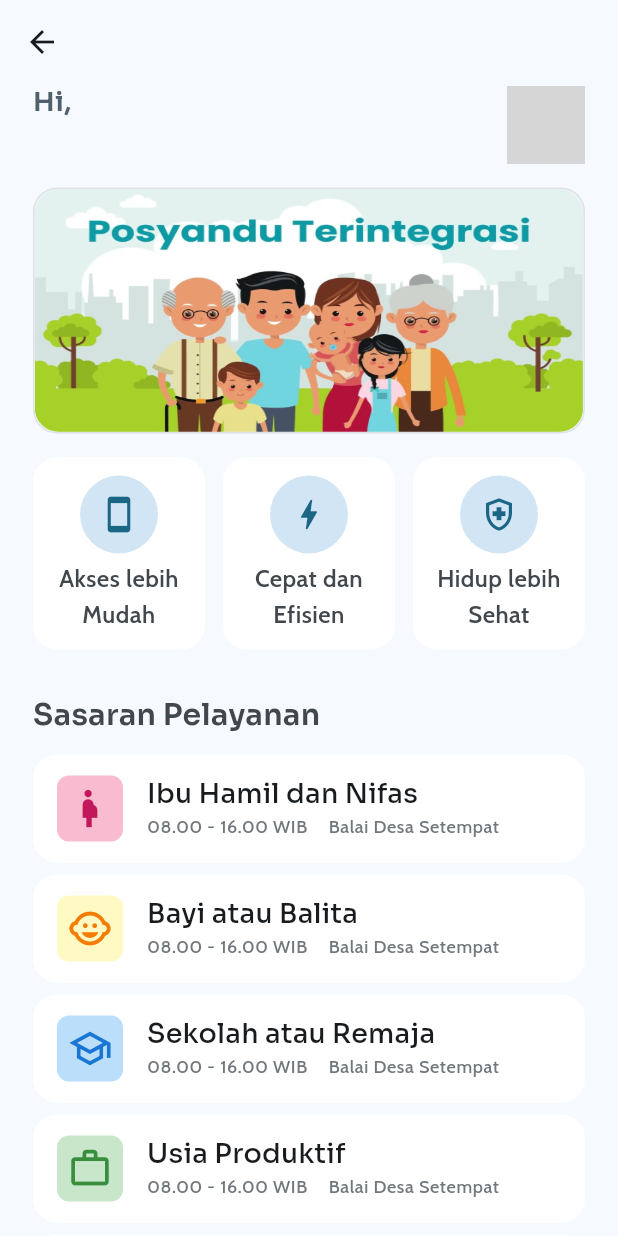
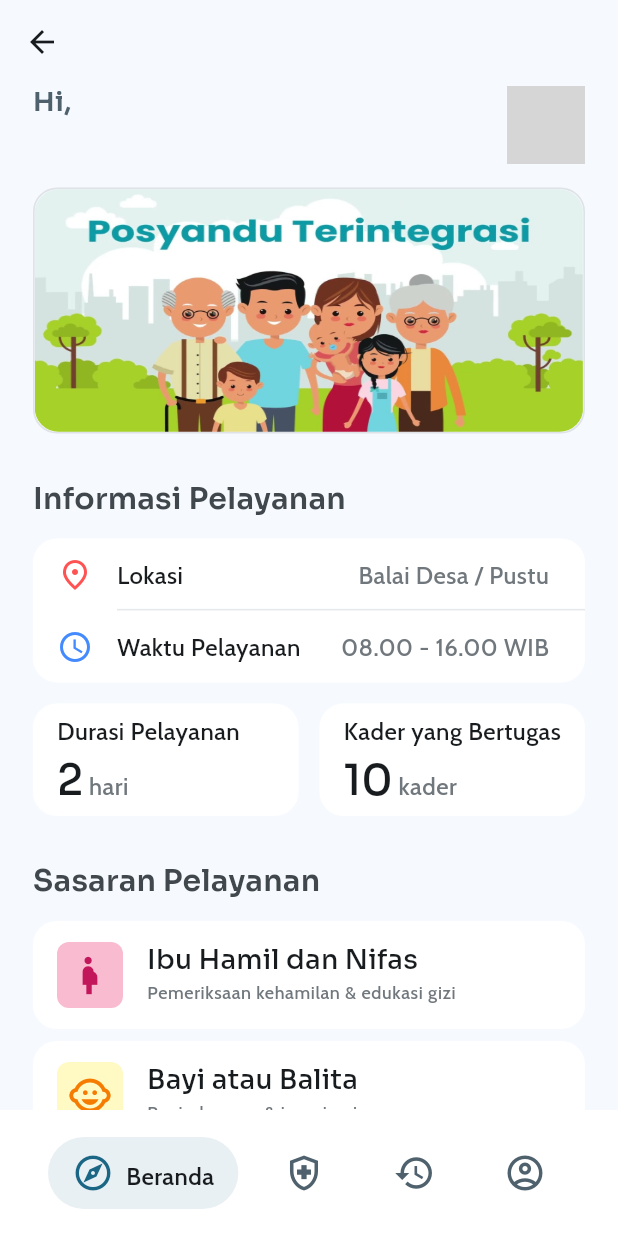
Before and after one commit to Vrynd/Sidipo_apps, a Flutter app: the screen it shows after launch, after a tap on "Lupa Password?", on a phone screen of 412 x 824 dp. Run offline on Flutter 3.47's test engine with Material 3 defaults, Android fonts, the light colour scheme and no system bars; drawn by our look-alikes of salomon_bottom_bar; our stand-ins replace cloud_firestore, firebase_auth, firebase_core, google_fonts, shared_preferences; accounts and stored records are empty; network calls fail; grey boxes are pictures that could not be loaded.

Commit message:
Memperbaiki user interface pada menu home

```diff
--- a/lib/main.dart
+++ b/lib/main.dart
@@ -2,6 +2,7 @@ import 'package:firebase_auth/firebase_auth.dart';
 import 'package:firebase_core/firebase_core.dart';
 import 'package:flutter/material.dart';
 import 'package:posyandu_digital_app/firebase_options.dart';
+import 'package:posyandu_digital_app/provider/bottom_navbar_provider.dart';
 import 'package:posyandu_digital_app/provider/firebase_auth_provider.dart';
 import 'package:posyandu_digital_app/provider/shared_preference_provider.dart';
 import 'package:posyandu_digital_app/provider/show_password_provider.dart';
@@ -12,7 +13,7 @@ import 'package:posyandu_digital_app/themes/theme.apps.dart';
 import 'package:posyandu_digital_app/ui/screens/auth/forgot_password_screen.dart';
 import 'package:posyandu_digital_app/ui/screens/auth/login_screen.dart';
 import 'package:posyandu_digital_app/ui/screens/auth/register_screen.dart';
-import 'package:posyandu_digital_app/ui/screens/home/home_screen.dart';
+import 'package:posyandu_digital_app/ui/screens/navigation_screen.dart';
 import 'package:provider/provider.dart';
 import 'package:shared_preferences/shared_preferences.dart';
 
@@ -36,7 +37,8 @@ void main() async {
           create: (context) =>
               SharedPreferenceProvider(context.read<SharedPreferenceService>()),
         ),
-        ChangeNotifierProvider(create: (context) => ShowPasswordProvider())
+        ChangeNotifierProvider(create: (context) => ShowPasswordProvider()),
+        ChangeNotifierProvider(create: (context) => BottomNavBarProvider()),
       ],
       child: MyApp(),
     ),
@@ -60,7 +62,7 @@ class MyApp extends StatelessWidget {
         RouteScreen.register.name: (context) => const RegisterScreen(),
         RouteScreen.forgotPassword.name: (context) =>
             const ForgotPasswordScreen(),
-        RouteScreen.home.name: (context) => const HomeScreen(),
+        RouteScreen.home.name: (context) => const NavigationScreen(),
       },
     );
   }
--- /dev/null
+++ b/lib/provider/bottom_navbar_provider.dart
@@ -0,0 +1,12 @@
+import 'package:flutter/widgets.dart';
+
+class BottomNavBarProvider with ChangeNotifier {
+  int _selectedIndex = 0;
+
+  int get selectedIndex => _selectedIndex;
+
+  void setSelectedIndex(int index) {
+    _selectedIndex = index;
+    notifyListeners();
+  }
+}
--- a/lib/ui/screens/home/home_screen.dart
+++ b/lib/ui/screens/home/home_screen.dart
@@ -2,9 +2,9 @@ import 'package:flutter/material.dart';
 import 'package:posyandu_digital_app/provider/firebase_auth_provider.dart';
 import 'package:posyandu_digital_app/ui/custom/scaffold_custom.dart';
 import 'package:posyandu_digital_app/ui/widget/main/banner_app.dart';
-import 'package:posyandu_digital_app/ui/widget/main/feature_app.dart';
 import 'package:posyandu_digital_app/ui/widget/main/header_app.dart';
 import 'package:posyandu_digital_app/ui/widget/main/health_service_app.dart';
+import 'package:posyandu_digital_app/ui/widget/main/info_service_app.dart';
 import 'package:provider/provider.dart';
 
 class HomeScreen extends StatefulWidget {
@@ -73,27 +73,55 @@ class _HomeScreenState extends State<HomeScreen> {
           ),
         ),
       ),
-      body: ListView(
+      body: ScrollConfiguration(
+        behavior: const ScrollBehavior().copyWith(
+          overscroll: false,
+          physics: BouncingScrollPhysics(),
+        ),
+        child: ListView(
           controller: _scrollController,
-        padding: EdgeInsets.only(top: 0, left: 22, right: 22, bottom: 100),
+          padding: EdgeInsets.only(top: 0, left: 22, right: 22, bottom: 30),
           children: [
             HeaderApp(username: _getUsername(), onAvatarTap: () {}),
             const SizedBox(height: 14),
 
             BannerApp(imagePath: 'assets/image/banner_posyandu.jpg'),
-          FeatureApp(
-            items: [
-              FeatureItem(
-                icon: Icons.smartphone_outlined,
-                title: 'Akses lebih Mudah',
+            const SizedBox(height: 30),
+
+            Text(
+              'Informasi Pelayanan',
+              style: Theme.of(context).textTheme.titleMedium?.copyWith(
+                fontSize: 20,
+                fontWeight: FontWeight.w600,
+                color: Theme.of(context).colorScheme.onSurfaceVariant,
               ),
-              FeatureItem(
-                icon: Icons.bolt_outlined,
-                title: 'Cepat dan Efisien',
             ),
-              FeatureItem(
-                icon: Icons.health_and_safety_outlined,
-                title: 'Hidup lebih Sehat',
+            const SizedBox(height: 14),
+            InfoServiceApp(
+              info: [
+                InfoItem(
+                  icon: Icons.place_outlined,
+                  iconColor: Colors.redAccent,
+                  title: 'Lokasi',
+                  value: 'Balai Desa / Pustu',
+                ),
+                InfoItem(
+                  icon: Icons.access_time_outlined,
+                  iconColor: Colors.blueAccent,
+                  title: 'Waktu Pelayanan',
+                  value: '08.00 - 16.00 WIB',
+                ),
+              ],
+              summary: [
+                SummaryItem(
+                  title: 'Durasi Pelayanan',
+                  number: '2',
+                  unit: 'hari',
+                ),
+                SummaryItem(
+                  title: 'Kader yang Bertugas',
+                  number: '10',
+                  unit: 'kader',
                 ),
               ],
             ),
@@ -113,46 +141,42 @@ class _HomeScreenState extends State<HomeScreen> {
                 ServiceItem(
                   icon: Icons.pregnant_woman_outlined,
                   title: 'Ibu Hamil dan Nifas',
-                time: '08.00 - 16.00 WIB',
-                location: 'Balai Desa Setempat',
+                  subtitle: 'Pemeriksaan kehamilan & edukasi gizi',
                   iconColor: Colors.pink.shade700,
                   backgroundColor: Colors.pink.shade100,
                 ),
                 ServiceItem(
                   icon: Icons.child_care_outlined,
                   title: 'Bayi atau Balita',
-                time: '08.00 - 16.00 WIB',
-                location: 'Balai Desa Setempat',
+                  subtitle: 'Penimbangan & imunisasi',
                   iconColor: Colors.orange.shade700,
                   backgroundColor: Colors.yellow.shade100,
                 ),
                 ServiceItem(
                   icon: Icons.school_outlined,
                   title: 'Sekolah atau Remaja',
-                time: '08.00 - 16.00 WIB',
-                location: 'Balai Desa Setempat',
+                  subtitle: 'Penyuluhan kesehatan reproduksi & pemeriksaan',
                   iconColor: Colors.blue.shade700,
                   backgroundColor: Colors.blue.shade100,
                 ),
                 ServiceItem(
                   icon: Icons.work_outline,
                   title: 'Usia Produktif',
-                time: '08.00 - 16.00 WIB',
-                location: 'Balai Desa Setempat',
+                  subtitle: 'Cek tekanan & kolesterol',
                   iconColor: Colors.green.shade700,
                   backgroundColor: Colors.green.shade100,
                 ),
                 ServiceItem(
                   icon: Icons.elderly,
                   title: 'Dewasa atau Lansia',
-                time: '08.00 - 16.00 WIB',
-                location: 'Balai Desa Setempat',
+                  subtitle: 'Pemeriksaan rutin & senam',
                   iconColor: Colors.purple.shade700,
                   backgroundColor: Colors.purple.shade100,
                 ),
               ],
             ),
           ],
+        ),
       ),
     );
   }
--- /dev/null
+++ b/lib/ui/screens/navigation_screen.dart
@@ -0,0 +1,84 @@
+import 'package:flutter/material.dart';
+import 'package:posyandu_digital_app/provider/bottom_navbar_provider.dart';
+import 'package:posyandu_digital_app/ui/custom/scaffold_custom.dart';
+import 'package:posyandu_digital_app/ui/screens/home/home_screen.dart';
+import 'package:provider/provider.dart';
+import 'package:salomon_bottom_bar/salomon_bottom_bar.dart';
+
+class NavigationScreen extends StatefulWidget {
+  const NavigationScreen({super.key});
+
+  @override
+  State<NavigationScreen> createState() => _NavigationScreenState();
+}
+
+class _NavigationScreenState extends State<NavigationScreen> {
+  @override
+  Widget build(BuildContext context) {
+    return Consumer<BottomNavBarProvider>(
+      builder: (context, nav, child) {
+        return ScaffoldCustom(
+          body: switch (nav.selectedIndex) {
+            0 => const HomeScreen(),
+
+            _ => const HomeScreen(),
+          },
+          bottomNavigationBar: SalomonBottomBar(
+            margin: const EdgeInsets.symmetric(horizontal: 32, vertical: 18),
+            backgroundColor: Theme.of(
+              context,
+            ).colorScheme.surfaceContainerLowest,
+            currentIndex: nav.selectedIndex,
+            onTap: (i) => nav.setSelectedIndex(i),
+            items: [
+              SalomonBottomBarItem(
+                icon: Icon(Icons.explore_outlined, size: 28),
+                title: Text(
+                  "Beranda",
+                  style: Theme.of(
+                    context,
+                  ).textTheme.bodyLarge?.copyWith(fontWeight: FontWeight.w600),
+                ),
+                selectedColor: Theme.of(context).colorScheme.primary,
+                unselectedColor: Theme.of(context).colorScheme.secondary,
+              ),
+              SalomonBottomBarItem(
+                icon: Icon(Icons.health_and_safety_outlined, size: 28),
+                title: Text(
+                  "Pemeriksaan",
+                  style: Theme.of(
+                    context,
+                  ).textTheme.bodyLarge?.copyWith(fontWeight: FontWeight.w600),
+                ),
+                selectedColor: Theme.of(context).colorScheme.primary,
+                unselectedColor: Theme.of(context).colorScheme.secondary,
+              ),
+              SalomonBottomBarItem(
+                icon: Icon(Icons.history_outlined, size: 28),
+                title: Text(
+                  "Warga",
+                  style: Theme.of(
+                    context,
+                  ).textTheme.bodyLarge?.copyWith(fontWeight: FontWeight.w600),
+                ),
+                selectedColor: Theme.of(context).colorScheme.primary,
+                unselectedColor: Theme.of(context).colorScheme.secondary,
+              ),
+              SalomonBottomBarItem(
+                icon: Icon(Icons.account_circle_outlined, size: 28),
+                title: Text(
+                  "Profile",
+                  style: Theme.of(
+                    context,
+                  ).textTheme.bodyLarge?.copyWith(fontWeight: FontWeight.w600),
+                ),
+                selectedColor: Theme.of(context).colorScheme.primary,
+                unselectedColor: Theme.of(context).colorScheme.secondary,
+              ),
+            ],
+          ),
+        );
+      },
+    );
+  }
+}
--- a/lib/ui/widget/main/banner_app.dart
+++ b/lib/ui/widget/main/banner_app.dart
@@ -3,13 +3,11 @@ import 'package:flutter/material.dart';
 class BannerApp extends StatelessWidget {
   final String imagePath;
   final double height;
-  final EdgeInsetsGeometry? margin;
 
   const BannerApp({
     super.key,
     required this.imagePath,
     this.height = 164,
-    this.margin,
   });
 
   @override
@@ -17,7 +15,6 @@ class BannerApp extends StatelessWidget {
     return Container(
       height: height,
       width: double.infinity,
-      margin: margin ?? const EdgeInsets.only(bottom: 16),
       decoration: BoxDecoration(
         border: Border.all(
           color: Theme.of(context).colorScheme.surfaceContainerHighest,
--- a/lib/ui/widget/main/health_service_app.dart
+++ b/lib/ui/widget/main/health_service_app.dart
@@ -3,16 +3,14 @@ import 'package:flutter/material.dart';
 class ServiceItem {
   final IconData icon;
   final String title;
-  final String time;
-  final String location;
+  final String subtitle;
   final Color iconColor;
   final Color backgroundColor;
 
   ServiceItem({
     required this.icon,
     required this.title,
-    required this.time,
-    required this.location,
+    required this.subtitle,
     required this.iconColor,
     required this.backgroundColor,
   });
@@ -28,6 +26,7 @@ class HealthServiceApp extends StatelessWidget {
   Widget build(BuildContext context) {
     return Column(
       crossAxisAlignment: CrossAxisAlignment.stretch,
+      mainAxisAlignment: MainAxisAlignment.center,
       children: List.generate(items.length * 2 - 1, (index) {
         if (index.isEven) {
           final item = items[index ~/ 2];
@@ -56,24 +55,12 @@ class HealthServiceApp extends StatelessWidget {
               item.title,
               style: Theme.of(context).textTheme.titleMedium,
             ),
-            subtitle: Row(
-              children: [
-                Text(
-                  item.time,
-                  style: Theme.of(context).textTheme.bodySmall?.copyWith(
-                    color: Theme.of(context).colorScheme.outline,
-                    fontWeight: FontWeight.w500,
-                  ),
-                ),
-                const SizedBox(width: 14),
-                Text(
-                  item.location,
-                  style: Theme.of(context).textTheme.bodySmall?.copyWith(
-                    color: Theme.of(context).colorScheme.outline,
-                    fontWeight: FontWeight.w500,
-                  ),
-                ),
-              ],
+            subtitle: Text(
+              item.subtitle,
+              style: Theme.of(context).textTheme.bodySmall?.copyWith(
+                color: Theme.of(context).colorScheme.outline,
+                fontWeight: FontWeight.w500,
+              ),
             ),
           );
         } else {
--- /dev/null
+++ b/lib/ui/widget/main/info_service_app.dart
@@ -0,0 +1,141 @@
+import 'package:flutter/material.dart';
+
+class InfoItem {
+  final IconData icon;
+  final Color iconColor;
+  final String title;
+  final String value;
+
+  InfoItem({
+    required this.icon,
+    required this.iconColor,
+    required this.title,
+    required this.value,
+  });
+}
+
+class SummaryItem {
+  final String title;
+  final String number;
+  final String unit;
+
+  SummaryItem({required this.title, required this.number, required this.unit});
+}
+
+class InfoServiceApp extends StatelessWidget {
+  final List<InfoItem> info;
+  final List<SummaryItem> summary;
+  final double spacing;
+
+  const InfoServiceApp({
+    super.key,
+    required this.info,
+    required this.summary,
+    this.spacing = 14,
+  });
+
+  @override
+  Widget build(BuildContext context) {
+    return Column(
+      crossAxisAlignment: CrossAxisAlignment.stretch,
+      mainAxisAlignment: MainAxisAlignment.center,
+      children: [
+        Container(
+          decoration: BoxDecoration(
+            color: Theme.of(context).colorScheme.surfaceContainerLowest,
+            borderRadius: BorderRadius.circular(16),
+          ),
+          child: Column(
+            children: List.generate(info.length * 2 - 1, (index) {
+              if (index.isEven) {
+                final item = info[index ~/ 2];
+                return ListTile(
+                  dense: true,
+                  leading: Icon(item.icon, size: 24, color: item.iconColor),
+                  title: Text(
+                    item.title,
+                    style: Theme.of(context).textTheme.bodyLarge?.copyWith(
+                      fontWeight: FontWeight.w500,
+                    ),
+                  ),
+                  trailing: Text(
+                    item.value,
+                    style: Theme.of(context).textTheme.bodyLarge?.copyWith(
+                      fontWeight: FontWeight.w500,
+                      color: Theme.of(context).colorScheme.outline,
+                    ),
+                  ),
+                );
+              } else {
+                // Divider antar item
+                return Divider(
+                  height: 0,
+                  thickness: 1.1,
+                  indent: 56,
+                  color: Theme.of(context).colorScheme.surfaceContainerHigh,
+                );
+              }
+            }),
+          ),
+        ),
+
+        SizedBox(height: spacing),
+
+        Row(
+          mainAxisAlignment: MainAxisAlignment.spaceBetween,
+          children: List.generate(summary.length * 2 - 1, (index) {
+            if (index.isEven) {
+              final summaryStats = summary[index ~/ 2];
+              return Expanded(
+                child: Container(
+                  decoration: BoxDecoration(
+                    color: Theme.of(context).colorScheme.surfaceContainerLowest,
+                    borderRadius: BorderRadius.circular(16),
+                  ),
+                  padding: const EdgeInsets.symmetric(
+                    vertical: 6,
+                    horizontal: 16,
+                  ),
+                  child: Column(
+                    crossAxisAlignment: CrossAxisAlignment.start,
+                    children: [
+                      Text(
+                        summaryStats.title,
+                        style: Theme.of(context).textTheme.bodyLarge?.copyWith(
+                          fontWeight: FontWeight.w500,
+                        ),
+                      ),
+                      const SizedBox(height: 4),
+                      RichText(
+                        text: TextSpan(
+                          children: [
+                            TextSpan(
+                              text: summaryStats.number,
+                              style: Theme.of(context).textTheme.headlineMedium,
+                            ),
+                            TextSpan(
+                              text: ' ${summaryStats.unit}',
+                              style: Theme.of(context).textTheme.bodyLarge
+                                  ?.copyWith(
+                                    fontWeight: FontWeight.w500,
+                                    color: Theme.of(
+                                      context,
+                                    ).colorScheme.outline,
+                                  ),
+                            ),
+                          ],
+                        ),
+                      ),
+                    ],
+                  ),
+                ),
+              );
+            } else {
+              return const SizedBox(width: 14);
+            }
+          }),
+        ),
+      ],
+    );
+  }
+}
--- a/pubspec.yaml
+++ b/pubspec.yaml
@@ -18,6 +18,7 @@ dependencies:
   firebase_auth: ^6.1.0
   provider: ^6.1.5+1
   cloud_firestore: ^6.0.2
+  salomon_bottom_bar: ^3.3.2
 
 dev_dependencies:
   flutter_test:
```
Also changed, not shown: pubspec.lock. Lines whose indentation alone changed are shown as unchanged.
